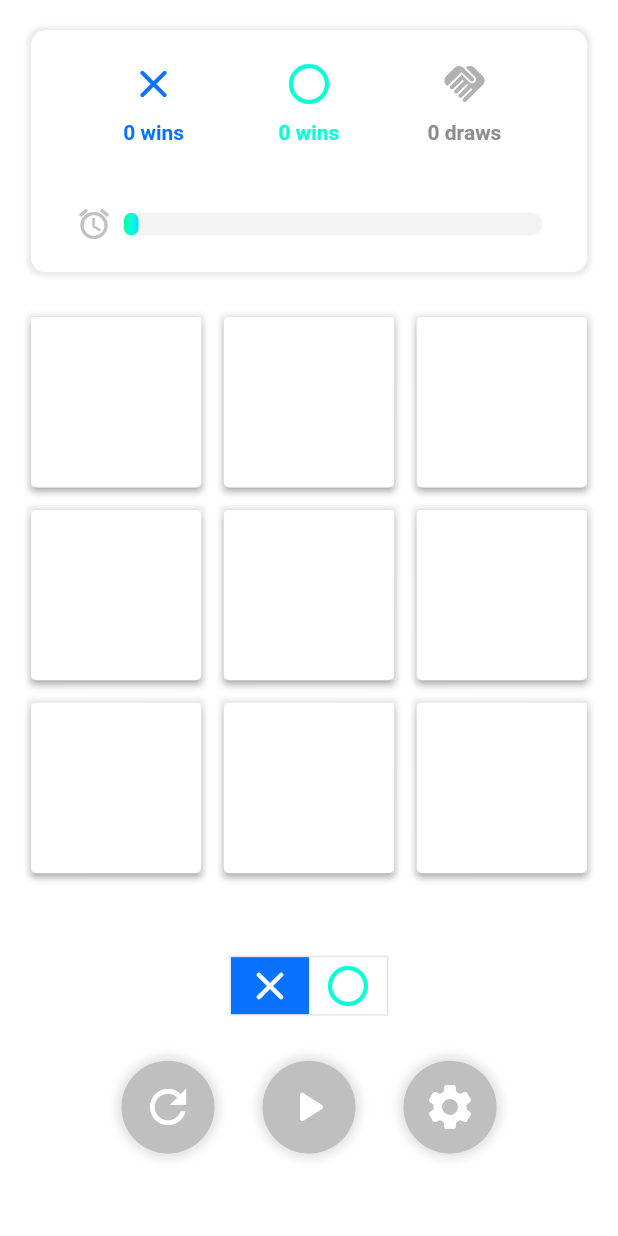
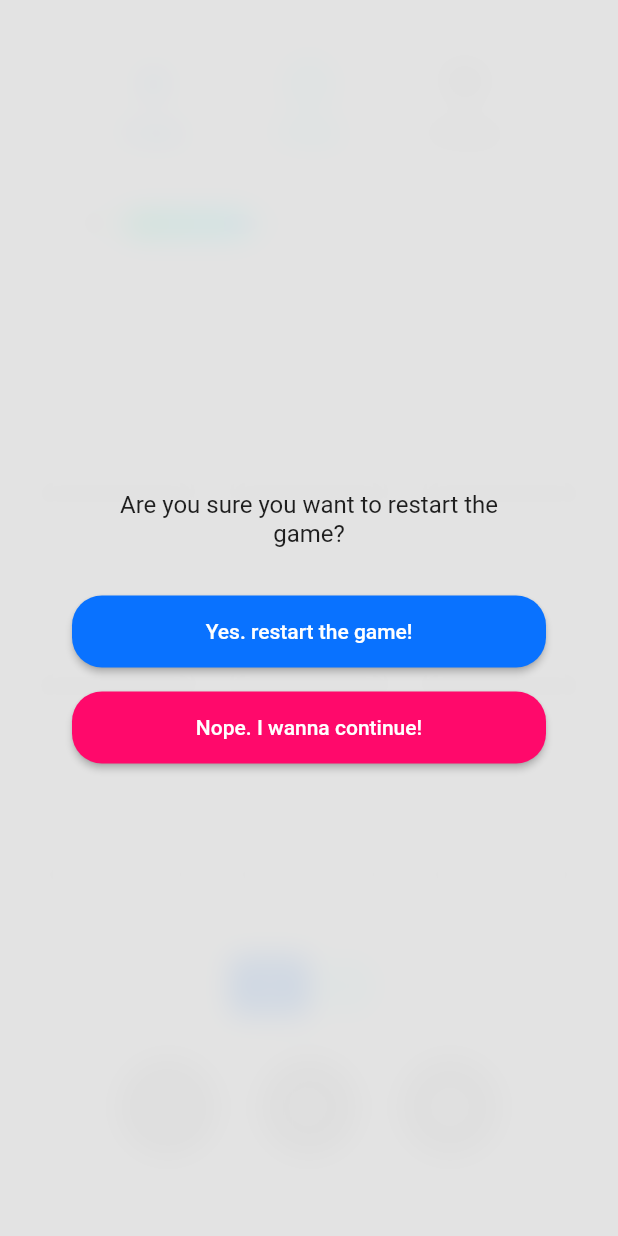
Before and after one commit to Duranovic/Tick-Toe, a Flutter app: the Game screen opened by its route, after a tap on the "refresh" icon, on a phone screen of 412 x 824 dp. Run offline on Flutter 3.47's test engine with Material 2 defaults, Android fonts, the light colour scheme and no system bars; our stand-ins replace go_router.

Commit message:
Adding dialog when click on Restart icon

```diff
--- a/lib/src/features/game/presentation/game.dart
+++ b/lib/src/features/game/presentation/game.dart
@@ -1,8 +1,10 @@
+import 'dart:ui';
+
 import 'package:flutter/material.dart';
 import 'package:tick_toe_flutter/src/features/game/domain/game.enum.dart';
+import 'package:tick_toe_flutter/src/features/game/presentation/restart_game_dialog.dart';
 import 'package:tick_toe_flutter/src/features/game/presentation/timer_loading_bar.dart';
 import 'package:tick_toe_flutter/src/state/game_notifier.dart';
-
 import '../../../state/timer_notifier.dart';
 
 class Game extends StatefulWidget {
@@ -272,8 +274,11 @@ class _GameState extends State<Game> {
                         padding: const EdgeInsets.all(5),
                         child: IconButton(
                           onPressed: () => {
-                            gameNotifier.resetGame(),
-                            _updateComponent(),
+                            showDialog(
+                                context: context,
+                                builder: (BuildContext context) {
+                                  return const RestartGameDialog();
+                                }),
                           },
                           icon: const Icon(Icons.refresh),
                           iconSize: 36,
--- /dev/null
+++ b/lib/src/features/game/presentation/restart_game_dialog.dart
@@ -0,0 +1,81 @@
+import 'dart:ui';
+import 'package:flutter/material.dart';
+
+import '../../../state/game_notifier.dart';
+
+class RestartGameDialog extends StatelessWidget {
+  const RestartGameDialog({super.key});
+
+  @override
+  Widget build(BuildContext context) {
+    return Stack(
+      alignment: Alignment.center,
+      children: [
+        // The transparent white background
+        BackdropFilter(
+          filter: ImageFilter.blur(sigmaX: 10, sigmaY: 10),
+          child: Container(
+            decoration: BoxDecoration(
+              color:
+                  Colors.white.withOpacity(0.8), // Adjust the opacity as needed
+            ),
+          ),
+        ),
+        // The dialog box
+        AlertDialog(
+          alignment: Alignment.center,
+          backgroundColor:
+              Colors.transparent, // Make the background transparent
+          elevation: 0.0, // Remove the shadow behind the dialog content
+
+          content: Column(
+            mainAxisSize: MainAxisSize.min,
+            children: const [
+              Text(
+                'Are you sure you want to restart the game?',
+                textAlign: TextAlign.center,
+              ),
+            ],
+          ),
+          actions: [
+            Column(
+              crossAxisAlignment: CrossAxisAlignment.stretch,
+              children: [
+                Container(
+                  margin: const EdgeInsets.only(bottom: 16),
+                  child: ElevatedButton(
+                    style: ElevatedButton.styleFrom(
+                      padding: const EdgeInsets.symmetric(
+                          vertical: 16, horizontal: 16),
+                      backgroundColor: const Color(0xff0972FF),
+                      shape: RoundedRectangleBorder(
+                        borderRadius: BorderRadius.circular(20.0),
+                      ),
+                    ),
+                    onPressed: () {
+                      gameNotifier.resetGame();
+                      Navigator.of(context).pop();
+                    },
+                    child: const Text('Yes. restart the game!'),
+                  ),
+                ),
+                ElevatedButton(
+                  style: ElevatedButton.styleFrom(
+                    padding: const EdgeInsets.symmetric(
+                        vertical: 16, horizontal: 16),
+                    backgroundColor: const Color(0xffFF096B),
+                    shape: RoundedRectangleBorder(
+                      borderRadius: BorderRadius.circular(20.0),
+                    ),
+                  ),
+                  onPressed: () => Navigator.of(context).pop(),
+                  child: const Text('Nope. I wanna continue!'),
+                ),
+              ],
+            ),
+          ],
+        ),
+      ],
+    );
+  }
+}
--- a/pubspec.yaml
+++ b/pubspec.yaml
@@ -36,6 +36,7 @@ dependencies:
   # Use with the CupertinoIcons class for iOS style icons.
   cupertino_icons: ^1.0.2
   go_router: ^6.5.5
+  google_fonts: ^4.0.3
 
 dev_dependencies:
   flutter_test:
```
Also changed, not shown: pubspec.lock, 1 other file.
